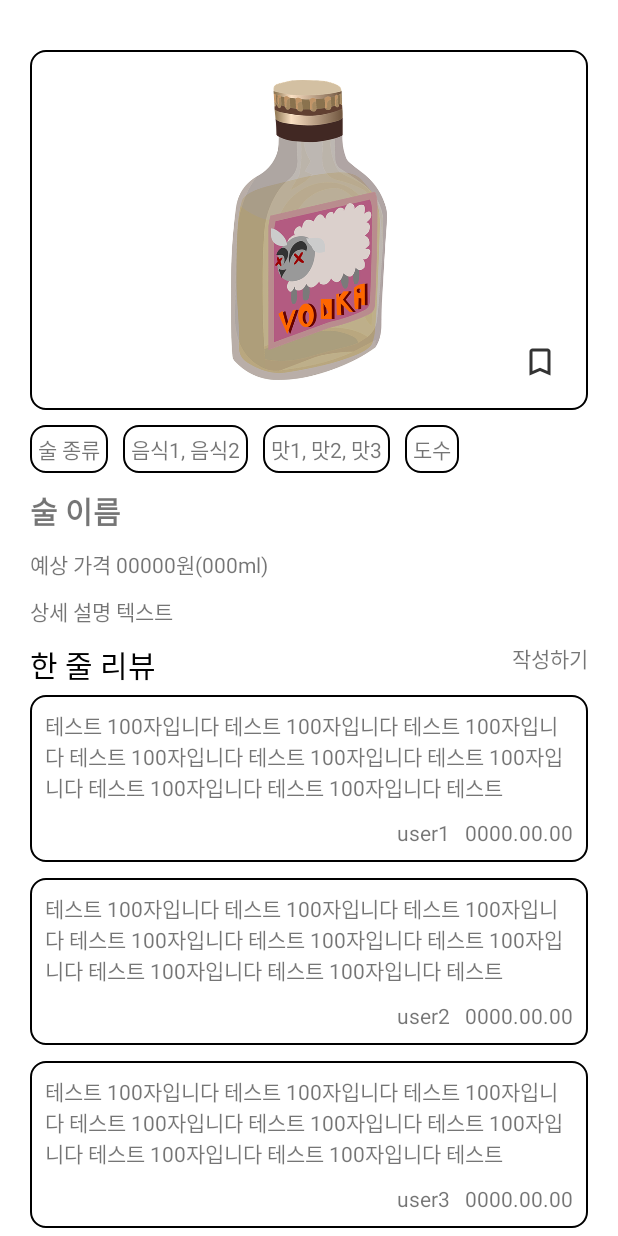
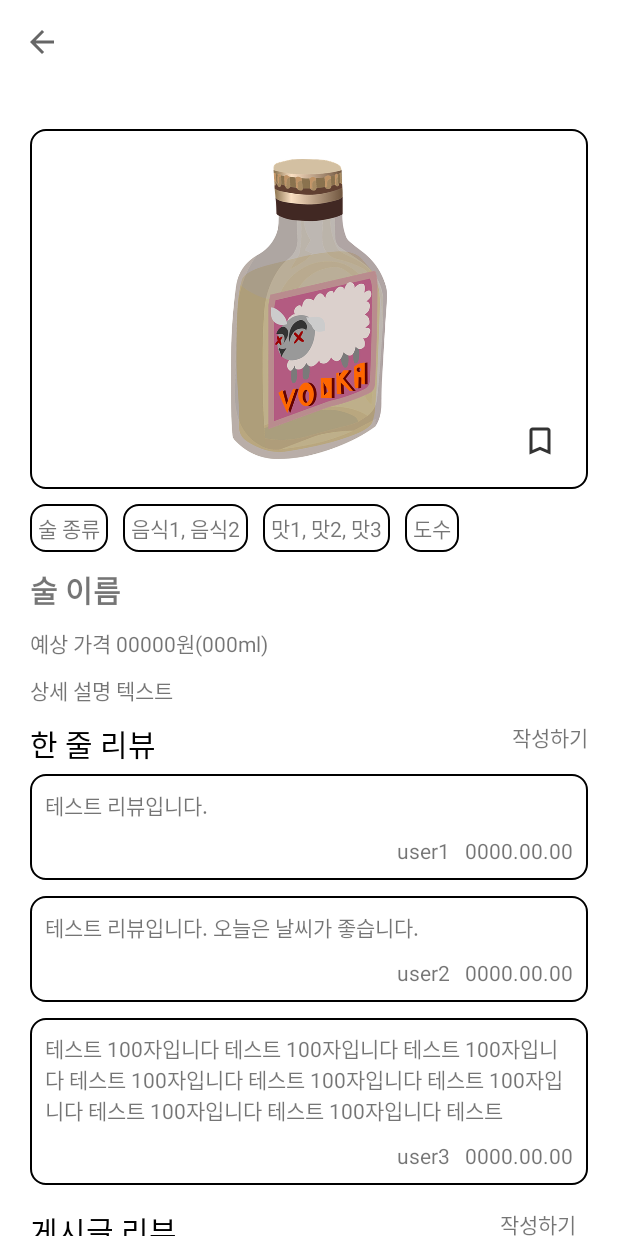
Before and after one commit to ReadyItGo-A-level/Frontend, an Android app: the AlcoholDetailActivity screen opened directly, with no data from a screen before it, on a phone screen of 412 x 824 dp. Run offline under Robolectric (Android 15) with nearby library versions, the phone set to English and light mode, and no system bars.

Commit message:
로컬 머지 전 커밋

```diff
--- a/app/src/main/java/com/example/a_level/common/AlcoholDetailActivity.kt
+++ b/app/src/main/java/com/example/a_level/common/AlcoholDetailActivity.kt
@@ -40,14 +40,14 @@ class AlcoholDetailActivity : AppCompatActivity() {
         alcoholDetailReviewRecyclerViewData = arrayListOf()
         alcoholDetailReviewRecyclerViewData.add(
             AlcoholDetailReviewRecyclerViewData(
-                "테스트 100자입니다 테스트 100자입니다 테스트 100자입니다 테스트 100자입니다 테스트 100자입니다 테스트 100자입니다 테스트 100자입니다 테스트 100자입니다 테스트 ",
+                "테스트 리뷰입니다.",
                 "user1",
                 "0000.00.00"
             )
         )
         alcoholDetailReviewRecyclerViewData.add(
             AlcoholDetailReviewRecyclerViewData(
-                "테스트 100자입니다 테스트 100자입니다 테스트 100자입니다 테스트 100자입니다 테스트 100자입니다 테스트 100자입니다 테스트 100자입니다 테스트 100자입니다 테스트 ",
+                "테스트 리뷰입니다. 오늘은 날씨가 좋습니다.",
                 "user2",
                 "0000.00.00"
             )
```
